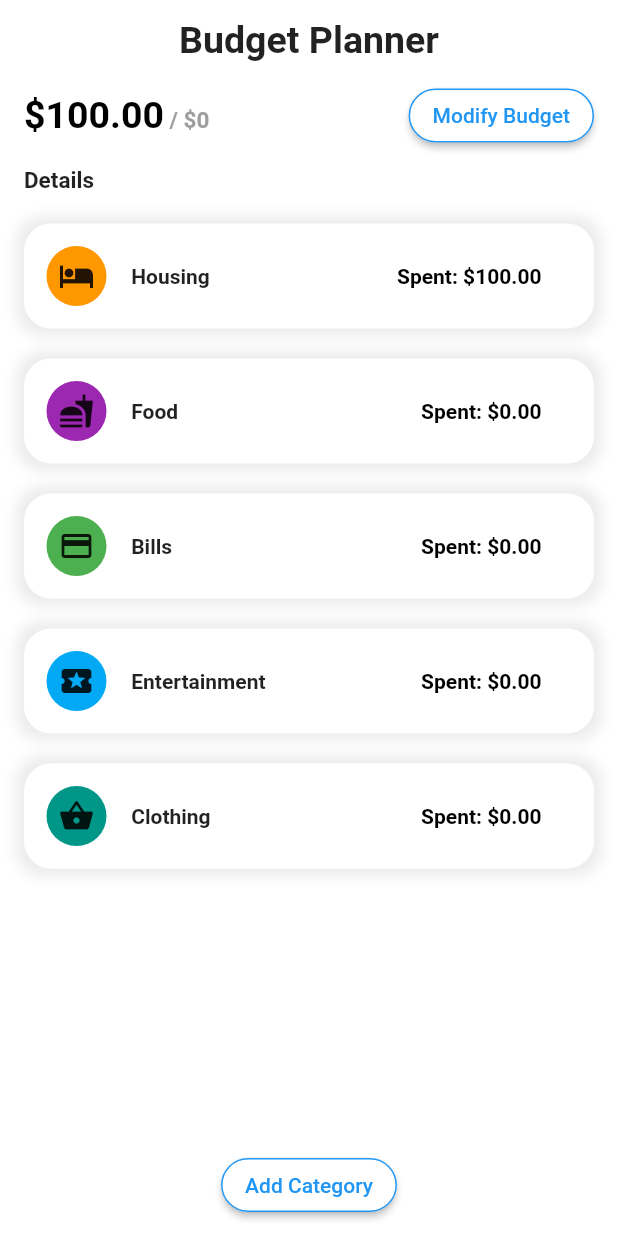
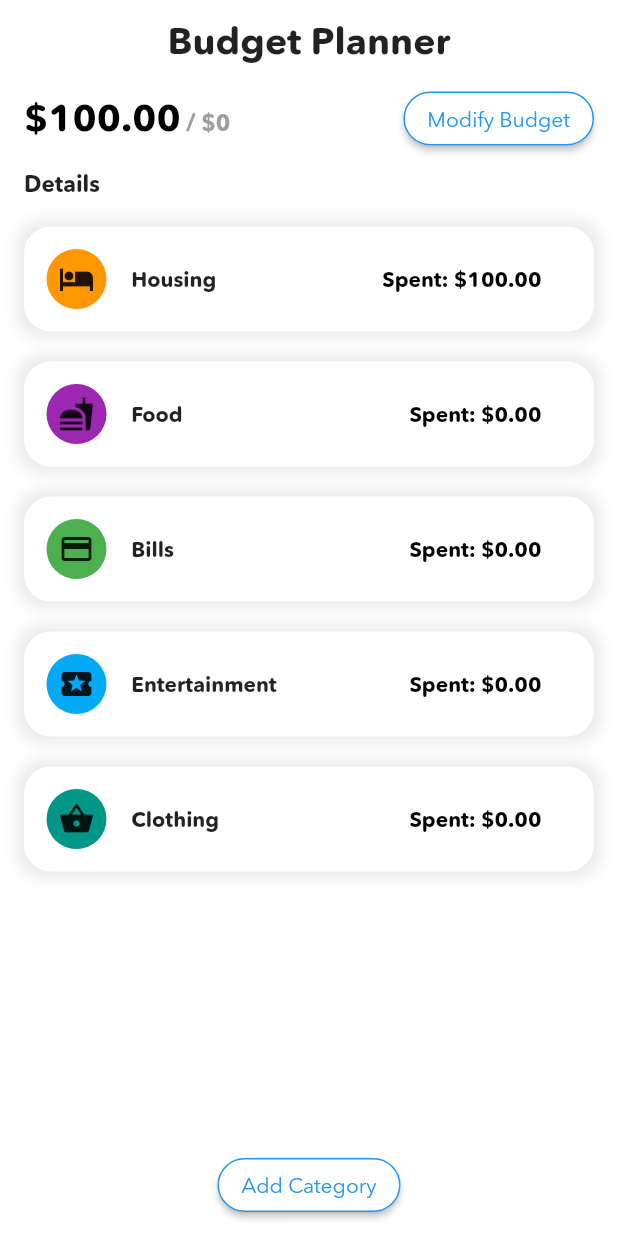
Before and after one commit to James020118/Budget-Planner, a Flutter app: the screen it shows after launch, on a phone screen of 412 x 824 dp. Run offline on Flutter 3.47's test engine with Material 2 defaults, Android fonts, the phone set to English and light mode, and no system bars.

Commit message:
added custom font

```diff
--- a/lib/Pages/HomePage.dart
+++ b/lib/Pages/HomePage.dart
@@ -71,6 +71,7 @@ class _HomePageState extends State<HomePage> {
                         fontSize: 25,
                         color: Colors.black,
                         fontWeight: FontWeight.bold,
+                        fontFamily: 'Avenir Next Rounded',
                       ),
                       children: [
                         TextSpan(
@@ -79,6 +80,7 @@ class _HomePageState extends State<HomePage> {
                             fontSize: 15,
                             color: Colors.grey,
                             fontWeight: FontWeight.bold,
+                            fontFamily: 'Avenir Next Rounded',
                           ),
                         ),
                       ],
--- a/lib/main.dart
+++ b/lib/main.dart
@@ -9,6 +9,7 @@ class MyApp extends StatelessWidget {
   @override
   Widget build(BuildContext context) {
     return MaterialApp(
+      theme: ThemeData(fontFamily: "Avenir Next Rounded"),
       home: HomePage(),
     );
   }
```
Also changed, not shown: pubspec.yaml (+6 -11 lines), fonts/AvenirNextRoundedProBold.TTF (added), fonts/AvenirNextRoundedProRegular.TTF (added).
